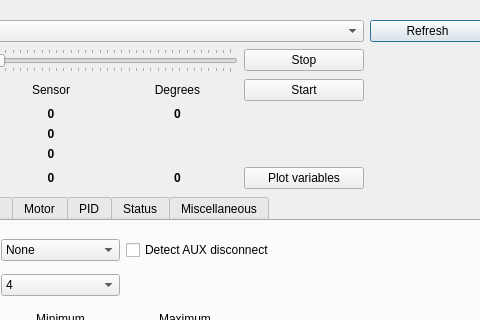
Qt form jrk/usbjrkdialog.ui (poes-weather/Sensor-Benchmark) before a commit; both pictures show x 151 to 631 and y 0 to 320 of the 1247 by 701 pixel window.
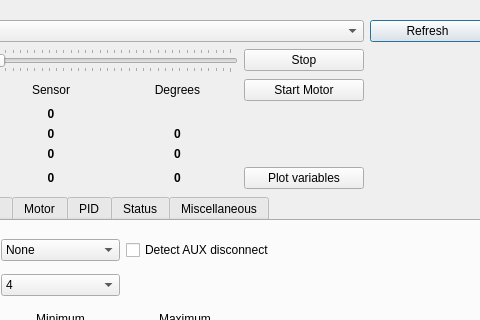
The same form after that commit.

```diff
--- a/jrk/usbjrkdialog.ui
+++ b/jrk/usbjrkdialog.ui
@@ -122,22 +122,6 @@
         </property>
        </widget>
       </item>
-      <item row="3" column="2">
-       <widget class="QLabel" name="degreesLabel">
-        <property name="font">
-         <font>
-          <weight>75</weight>
-          <bold>true</bold>
-         </font>
-        </property>
-        <property name="text">
-         <string>0</string>
-        </property>
-        <property name="alignment">
-         <set>Qt::AlignCenter</set>
-        </property>
-       </widget>
-      </item>
       <item row="5" column="0">
        <widget class="QLabel" name="label_10">
         <property name="text">
@@ -230,7 +214,7 @@
       <item row="2" column="3">
        <widget class="QPushButton" name="startJrkButton">
         <property name="text">
-         <string>Start</string>
+         <string>Start Motor</string>
         </property>
        </widget>
       </item>
@@ -257,6 +241,38 @@
         </property>
        </widget>
       </item>
+      <item row="4" column="2">
+       <widget class="QLabel" name="targetDegreesLabel">
+        <property name="font">
+         <font>
+          <weight>75</weight>
+          <bold>true</bold>
+         </font>
+        </property>
+        <property name="text">
+         <string>0</string>
+        </property>
+        <property name="alignment">
+         <set>Qt::AlignCenter</set>
+        </property>
+       </widget>
+      </item>
+      <item row="5" column="2">
+       <widget class="QLabel" name="scaledfbDegreesLabel">
+        <property name="font">
+         <font>
+          <weight>75</weight>
+          <bold>true</bold>
+         </font>
+        </property>
+        <property name="text">
+         <string>0</string>
+        </property>
+        <property name="alignment">
+         <set>Qt::AlignCenter</set>
+        </property>
+       </widget>
+      </item>
      </layout>
     </item>
     <item row="3" column="0" colspan="2">
```
